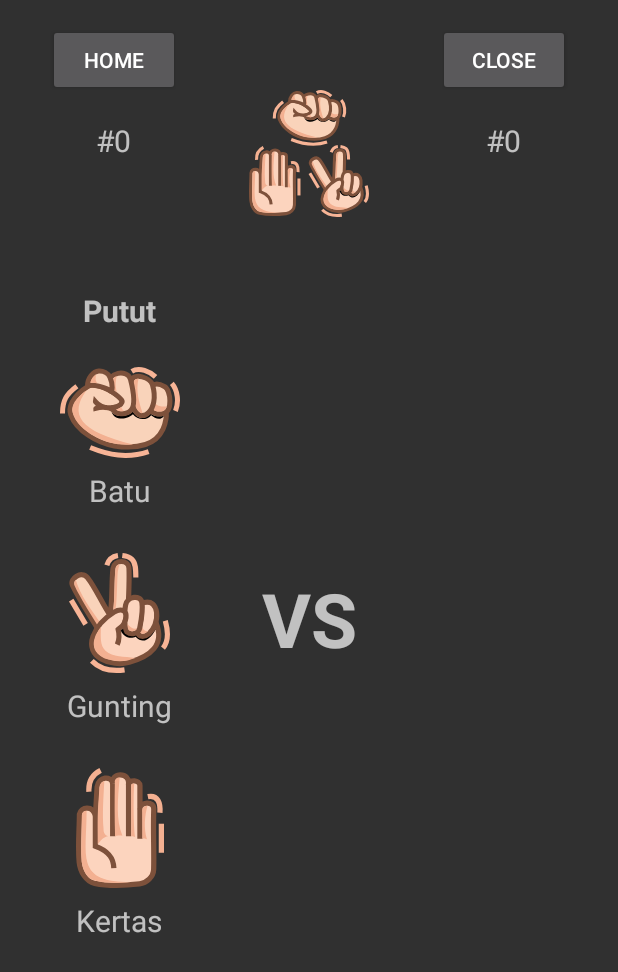
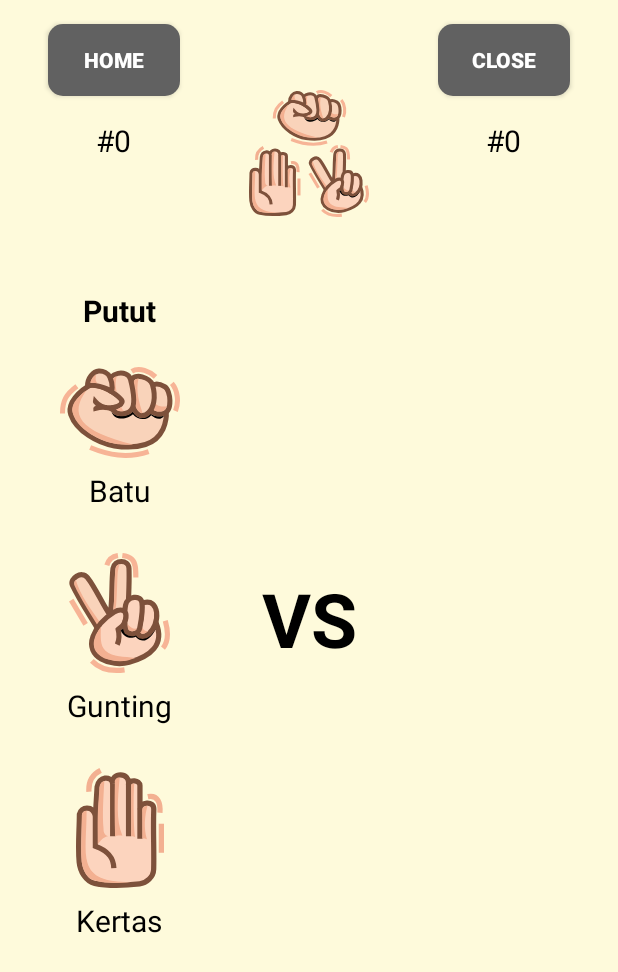
Before and after one commit to msasmitoaw/TeamB_ChapterSix, an Android app: the screen it shows after launch (GameActivity), after a tap on "pvp", on a phone screen of 412 x 824 dp. Shown: the top 972 px of the screen. Run offline under Robolectric (Android 15) with nearby library versions, the light colour scheme and no system bars.

Commit message:
[sash] game layout renovation

```diff
--- /dev/null
+++ b/app/src/main/res/drawable/dialog_bg.xml
@@ -0,0 +1,6 @@
+<?xml version="1.0" encoding="utf-8"?>
+<shape xmlns:android="http://schemas.android.com/apk/res/android"
+    android:shape="rectangle">
+    <solid android:color="@android:color/darker_gray" />
+    <corners android:radius="30dp" />
+</shape>
--- a/app/src/main/res/layout/activity_game.xml
+++ b/app/src/main/res/layout/activity_game.xml
@@ -4,6 +4,7 @@
     xmlns:tools="http://schemas.android.com/tools"
     android:layout_width="match_parent"
     android:layout_height="match_parent"
+    android:background="@color/app_bg"
     tools:context=".ui.game.GameActivity">
 
     <LinearLayout
@@ -21,13 +22,17 @@
             android:layout_width="wrap_content"
             android:layout_height="wrap_content"
             android:layout_margin="16dp"
-            android:text="@string/home" />
+            android:background="@drawable/btn_bg"
+            android:backgroundTint="@color/bg_btn"
+            android:text="@string/home"
+            android:textStyle="bold" />
 
         <TextView
             android:id="@+id/tvPlayerOneScore"
             android:layout_width="wrap_content"
             android:layout_height="wrap_content"
             android:text="@string/_0"
+            android:textColor="@color/black"
             android:textSize="20sp" />
     </LinearLayout>
 
@@ -56,13 +61,17 @@
             android:layout_width="wrap_content"
             android:layout_height="wrap_content"
             android:layout_margin="16dp"
-            android:text="@string/close" />
+            android:background="@drawable/btn_bg"
+            android:backgroundTint="@color/bg_btn"
+            android:text="@string/close"
+            android:textStyle="bold" />
 
         <TextView
             android:id="@+id/tvPlayerTwoScore"
             android:layout_width="wrap_content"
             android:layout_height="wrap_content"
             android:text="@string/_0"
+            android:textColor="@color/black"
             android:textSize="20sp" />
     </LinearLayout>
 
@@ -82,6 +91,7 @@
             android:layout_height="wrap_content"
             android:layout_margin="16dp"
             android:text="@string/player_one"
+            android:textColor="@color/black"
             android:textSize="20sp"
             android:textStyle="bold" />
 
@@ -100,6 +110,7 @@
             android:layout_height="wrap_content"
             android:layout_marginBottom="20dp"
             android:text="@string/rock_caps"
+            android:textColor="@color/black"
             android:textSize="20sp" />
 
         <ImageButton
@@ -117,6 +128,7 @@
             android:layout_height="wrap_content"
             android:layout_marginBottom="20dp"
             android:text="@string/scissors_caps"
+            android:textColor="@color/black"
             android:textSize="20sp" />
 
         <ImageButton
@@ -134,6 +146,7 @@
             android:layout_height="wrap_content"
             android:layout_marginBottom="20dp"
             android:text="@string/paper_caps"
+            android:textColor="@color/black"
             android:textSize="20sp" />
     </LinearLayout>
 
@@ -141,6 +154,7 @@
         android:layout_width="wrap_content"
         android:layout_height="wrap_content"
         android:text="@string/vs"
+        android:textColor="@color/black"
         android:textSize="50sp"
         android:textStyle="bold"
         app:layout_constraintBottom_toBottomOf="parent"
@@ -164,6 +178,7 @@
             android:layout_height="wrap_content"
             android:layout_margin="16dp"
             android:text="@string/player_two"
+            android:textColor="@color/black"
             android:textSize="20sp"
             android:textStyle="bold" />
 
@@ -182,6 +197,7 @@
             android:layout_height="wrap_content"
             android:layout_marginBottom="20dp"
             android:text="@string/rock_caps"
+            android:textColor="@color/black"
             android:textSize="20sp" />
 
         <ImageButton
@@ -200,6 +216,7 @@
             android:layout_height="wrap_content"
             android:layout_marginBottom="20dp"
             android:text="@string/scissors_caps"
+            android:textColor="@color/black"
             android:textSize="20sp" />
 
         <ImageButton
@@ -217,6 +234,7 @@
             android:layout_height="wrap_content"
             android:layout_marginBottom="20dp"
             android:text="@string/paper_caps"
+            android:textColor="@color/black"
             android:textSize="20sp" />
     </LinearLayout>
 
--- a/app/src/main/res/values/colors.xml
+++ b/app/src/main/res/values/colors.xml
@@ -4,4 +4,8 @@
     <color name="white">#FFFFFFFF</color>
     <color name="app_bg">#FEFADB</color>
     <color name="window_background">#FEFADB</color>
+    <color name="dialog_bg">#f0efef</color>
+    <color name="bg_reset">#9fc1f3</color>
+    <color name="bg_menu">#f39f9f</color>
+    <color name="bg_btn">#616161</color>
 </resources>
```
Also changed, not shown: app/src/main/res/layout/custom_dialog.xml (+8 -6 lines), app/src/main/res/drawable/btn_bg.xml (renamed from app/src/main/res/drawable/ic_btn_bg.xml), app/src/main/res/drawable/item_bg.xml (renamed from app/src/main/res/drawable/ic_item_bg.xml).
